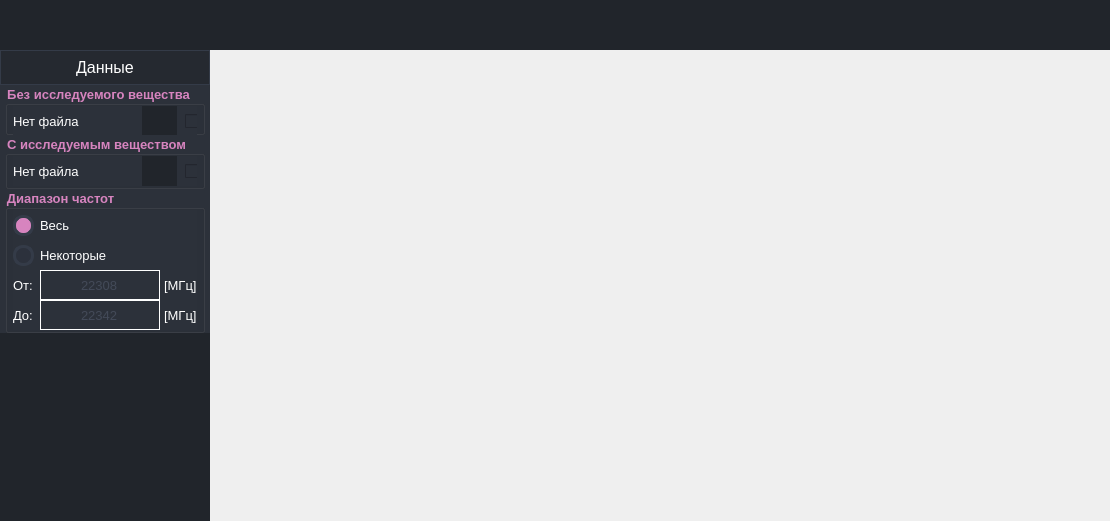
This is gui.ui in SkorEgor/Detector-Threshold as Qt 5 draws it before an edit. The edited form follows.
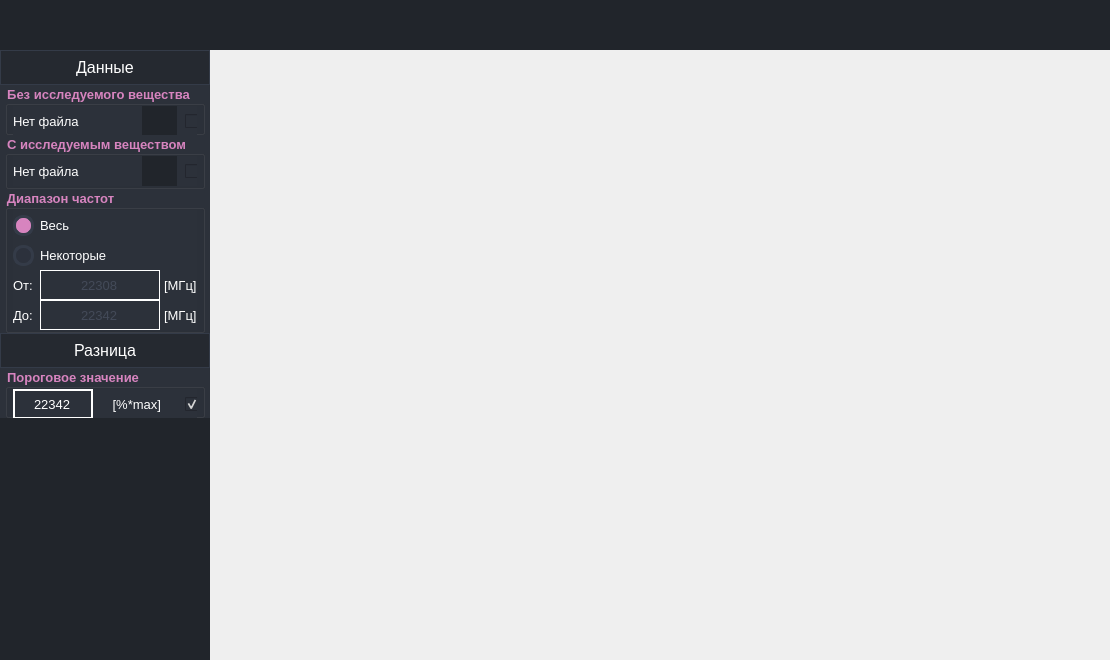
This is the edited form. Icons and pictures are not drawn.

```diff
--- a/gui.ui
+++ b/gui.ui
@@ -7,7 +7,7 @@
     <x>0</x>
     <y>0</y>
     <width>1110</width>
-    <height>521</height>
+    <height>660</height>
    </rect>
   </property>
   <property name="windowTitle">
@@ -215,7 +215,7 @@
               <x>0</x>
               <y>0</y>
               <width>210</width>
-              <height>471</height>
+              <height>610</height>
              </rect>
             </property>
             <layout class="QVBoxLayout" name="Layout_scroll_menu">
@@ -1223,6 +1223,401 @@
                </layout>
               </widget>
              </item>
+             <item>
+              <widget class="QWidget" name="widget_difference" native="true">
+               <property name="sizePolicy">
+                <sizepolicy hsizetype="Minimum" vsizetype="Fixed">
+                 <horstretch>0</horstretch>
+                 <verstretch>0</verstretch>
+                </sizepolicy>
+               </property>
+               <property name="minimumSize">
+                <size>
+                 <width>0</width>
+                 <height>0</height>
+                </size>
+               </property>
+               <layout class="QVBoxLayout" name="layout_menu_difference">
+                <property name="spacing">
+                 <number>0</number>
+                </property>
+                <property name="sizeConstraint">
+                 <enum>QLayout::SetDefaultConstraint</enum>
+                </property>
+                <property name="leftMargin">
+                 <number>0</number>
+                </property>
+                <property name="topMargin">
+                 <number>0</number>
+                </property>
+                <property name="rightMargin">
+                 <number>0</number>
+                </property>
+                <property name="bottomMargin">
+                 <number>0</number>
+                </property>
+                <item>
+                 <widget class="QWidget" name="widget_difference_header" native="true">
+                  <property name="styleSheet">
+                   <string notr="true"/>
+                  </property>
+                  <layout class="QHBoxLayout" name="layout_difference_header">
+                   <property name="spacing">
+                    <number>0</number>
+                   </property>
+                   <property name="leftMargin">
+                    <number>0</number>
+                   </property>
+                   <property name="topMargin">
+                    <number>0</number>
+                   </property>
+                   <property name="rightMargin">
+                    <number>0</number>
+                   </property>
+                   <property name="bottomMargin">
+                    <number>0</number>
+                   </property>
+                   <item>
+                    <widget class="QPushButton" name="pushButton_difference_header">
+                     <property name="sizePolicy">
+                      <sizepolicy hsizetype="Minimum" vsizetype="Fixed">
+                       <horstretch>0</horstretch>
+                       <verstretch>0</verstretch>
+                      </sizepolicy>
+                     </property>
+                     <property name="minimumSize">
+                      <size>
+                       <width>0</width>
+                       <height>35</height>
+                      </size>
+                     </property>
+                     <property name="maximumSize">
+                      <size>
+                       <width>16777215</width>
+                       <height>35</height>
+                      </size>
+                     </property>
+                     <property name="font">
+                      <font>
+                       <pointsize>12</pointsize>
+                      </font>
+                     </property>
+                     <property name="cursor">
+                      <cursorShape>PointingHandCursor</cursorShape>
+                     </property>
+                     <property name="accessibleDescription">
+                      <string/>
+                     </property>
+                     <property name="layoutDirection">
+                      <enum>Qt::LeftToRight</enum>
+                     </property>
+                     <property name="autoFillBackground">
+                      <bool>false</bool>
+                     </property>
+                     <property name="styleSheet">
+                      <string notr="true">/*Стандартное состояние для кнопки*/
+QPushButton {
+	font-size: 12pt;
+	background-color:rgb(37, 41, 48);/* задает цвет фона */
+	display: inline-block;							/* пределяет, будет ли элемент обрабатываться как блочный или встроенный элемент */
+	border: 1px solid rgb(52, 59, 72);		/* задает границу элемента */
+
+
+	/* задает иконку */
+	
+	background-image: url(:/menu_titles/resource/menu_titles/menu_minus_white_36dp.svg);
+	background-position: left center;							/* выравнивание иконки */
+	background-repeat: no-repeat;								/* повторять иконку */
+} 
+
+/* срабатывает, когда пользователь наводит на элемент мышью */
+QPushButton:hover {
+	background-color:rgb(40, 44, 52);			/* задаем цвет фона */
+	border: none;												/* без границ */
+	border-left:4px solid rgb(171, 125, 171);	/* С правой красной раницей */
+}
+
+
+/* срабатывает, при нажатии*/
+QPushButton:pressed      {
+	background-color:rgb(189, 147, 249);		/* задаем цвет фона */
+	border: none;												/* без границ */
+}</string>
+                     </property>
+                     <property name="text">
+                      <string>Разница</string>
+                     </property>
+                     <property name="iconSize">
+                      <size>
+                       <width>0</width>
+                       <height>0</height>
+                      </size>
+                     </property>
+                     <property name="checkable">
+                      <bool>true</bool>
+                     </property>
+                     <property name="checked">
+                      <bool>true</bool>
+                     </property>
+                     <property name="autoRepeat">
+                      <bool>false</bool>
+                     </property>
+                     <property name="autoExclusive">
+                      <bool>false</bool>
+                     </property>
+                     <property name="default">
+                      <bool>false</bool>
+                     </property>
+                     <property name="flat">
+                      <bool>false</bool>
+                     </property>
+                    </widget>
+                   </item>
+                  </layout>
+                 </widget>
+                </item>
+                <item>
+                 <widget class="QWidget" name="widget_difference_body" native="true">
+                  <property name="styleSheet">
+                   <string notr="true">background-color: rgb(44, 49, 58);</string>
+                  </property>
+                  <layout class="QVBoxLayout" name="layout_difference_body" stretch="0">
+                   <property name="spacing">
+                    <number>0</number>
+                   </property>
+                   <property name="leftMargin">
+                    <number>5</number>
+                   </property>
+                   <property name="topMargin">
+                    <number>0</number>
+                   </property>
+                   <property name="rightMargin">
+                    <number>5</number>
+                   </property>
+                   <property name="bottomMargin">
+                    <number>0</number>
+                   </property>
+                   <item>
+                    <widget class="QGroupBox" name="groupBox_threshold">
+                     <property name="minimumSize">
+                      <size>
+                       <width>0</width>
+                       <height>50</height>
+                      </size>
+                     </property>
+                     <property name="maximumSize">
+                      <size>
+                       <width>16777215</width>
+                       <height>50</height>
+                      </size>
+                     </property>
+                     <property name="sizeIncrement">
+                      <size>
+                       <width>0</width>
+                       <height>0</height>
+                      </size>
+                     </property>
+                     <property name="baseSize">
+                      <size>
+                       <width>0</width>
+                       <height>0</height>
+                      </size>
+                     </property>
+                     <property name="font">
+                      <font>
+                       <pointsize>10</pointsize>
+                       <weight>75</weight>
+                       <bold>true</bold>
+                      </font>
+                     </property>
+                     <property name="cursor">
+                      <cursorShape>ArrowCursor</cursorShape>
+                     </property>
+                     <property name="mouseTracking">
+                      <bool>false</bool>
+                     </property>
+                     <property name="tabletTracking">
+                      <bool>false</bool>
+                     </property>
+                     <property name="styleSheet">
+                      <string notr="true">QGroupBox{
+	color:rgb(215, 132, 191);	/* задает цвет шрифта */
+
+}</string>
+                     </property>
+                     <property name="title">
+                      <string>Пороговое значение</string>
+                     </property>
+                     <property name="alignment">
+                      <set>Qt::AlignLeading|Qt::AlignLeft|Qt::AlignVCenter</set>
+                     </property>
+                     <property name="flat">
+                      <bool>true</bool>
+                     </property>
+                     <property name="checkable">
+                      <bool>false</bool>
+                     </property>
+                     <layout class="QHBoxLayout" name="layout_threshold">
+                      <property name="spacing">
+                       <number>0</number>
+                      </property>
+                      <property name="leftMargin">
+                       <number>5</number>
+                      </property>
+                      <property name="topMargin">
+                       <number>0</number>
+                      </property>
+                      <property name="rightMargin">
+                       <number>5</number>
+                      </property>
+                      <property name="bottomMargin">
+                       <number>0</number>
+                      </property>
+                      <item>
+                       <widget class="QLineEdit" name="lineEdit_end_range_2">
+                        <property name="enabled">
+                         <bool>true</bool>
+                        </property>
+                        <property name="sizePolicy">
+                         <sizepolicy hsizetype="Expanding" vsizetype="Fixed">
+                          <horstretch>0</horstretch>
+                          <verstretch>0</verstretch>
+                         </sizepolicy>
+                        </property>
+                        <property name="minimumSize">
+                         <size>
+                          <width>80</width>
+                          <height>30</height>
+                         </size>
+                        </property>
+                        <property name="maximumSize">
+                         <size>
+                          <width>80</width>
+                          <height>30</height>
+                         </size>
+                        </property>
+                        <property name="styleSheet">
+                         <string notr="true">/* Стиль по умолчанию */
+QLineEdit:enabled{
+	background-color:rgb(44, 49, 58); /* Устанавливаем цвет заливки */
+	border: 2px solid rgb(255, 255, 255);
+}
+
+/* Если поле отключено */
+QLineEdit:disabled {
+	background-color:  rgba(67, 74, 88, 0); /* Устанавливаем цвет заливки */
+	border: 1px solid rgb(255, 255, 255); 
+	color: rgb(67, 74, 88);
+}</string>
+                        </property>
+                        <property name="text">
+                         <string notr="true">22342</string>
+                        </property>
+                        <property name="maxLength">
+                         <number>10</number>
+                        </property>
+                        <property name="alignment">
+                         <set>Qt::AlignCenter</set>
+                        </property>
+                        <property name="dragEnabled">
+                         <bool>false</bool>
+                        </property>
+                       </widget>
+                      </item>
+                      <item>
+                       <widget class="QLabel" name="label_text_units_end_range_2">
+                        <property name="sizePolicy">
+                         <sizepolicy hsizetype="Preferred" vsizetype="Preferred">
+                          <horstretch>0</horstretch>
+                          <verstretch>0</verstretch>
+                         </sizepolicy>
+                        </property>
+                        <property name="minimumSize">
+                         <size>
+                          <width>0</width>
+                          <height>30</height>
+                         </size>
+                        </property>
+                        <property name="text">
+                         <string> [%*max]</string>
+                        </property>
+                        <property name="alignment">
+                         <set>Qt::AlignCenter</set>
+                        </property>
+                       </widget>
+                      </item>
+                      <item>
+                       <widget class="QCheckBox" name="checkBox_download_no_gas_2">
+                        <property name="enabled">
+                         <bool>true</bool>
+                        </property>
+                        <property name="sizePolicy">
+                         <sizepolicy hsizetype="Fixed" vsizetype="Fixed">
+                          <horstretch>0</horstretch>
+                          <verstretch>0</verstretch>
+                         </sizepolicy>
+                        </property>
+                        <property name="minimumSize">
+                         <size>
+                          <width>0</width>
+                          <height>30</height>
+                         </size>
+                        </property>
+                        <property name="maximumSize">
+                         <size>
+                          <width>16777215</width>
+                          <height>30</height>
+                         </size>
+                        </property>
+                        <property name="whatsThis">
+                         <string/>
+                        </property>
+                        <property name="accessibleName">
+                         <string/>
+                        </property>
+                        <property name="accessibleDescription">
+                         <string/>
+                        </property>
+                        <property name="styleSheet">
+                         <string notr="true">/* Стандартное состояние*/
+QCheckBox{
+	padding-left: 8px;		/* Отступ слева */
+	padding-right: -8px;	/* Отступ справа */
+}
+
+
+/* Состояние - не выбран*/
+QCheckBox::indicator:unchecked {
+	/* Выбор картинки*/
+	image: url(:/checkbox_status_success/resource/checkbox_status_success/check_error_purple_24dp.svg);
+}
+
+/* Состояние -  выбран*/
+QCheckBox::indicator:checked {
+	/* Выбор картинки*/
+image: none;
+}</string>
+                        </property>
+                        <property name="text">
+                         <string/>
+                        </property>
+                        <property name="checked">
+                         <bool>true</bool>
+                        </property>
+                        <property name="tristate">
+                         <bool>false</bool>
+                        </property>
+                       </widget>
+                      </item>
+                     </layout>
+                    </widget>
+                   </item>
+                  </layout>
+                 </widget>
+                </item>
+               </layout>
+              </widget>
+             </item>
              <item>
               <spacer name="verticalSpacer_menu">
                <property name="orientation">
```
Left out of the diff: 18 changed lines with no effect on the pictures.
